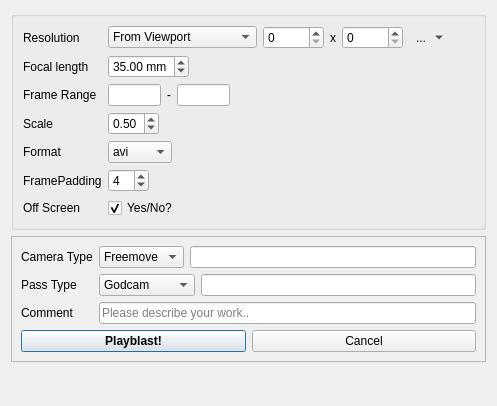
Before: the Qt Designer form resources/dialog.ui in craignadoon/tvfx-maya-playblast, drawn with Qt 5.
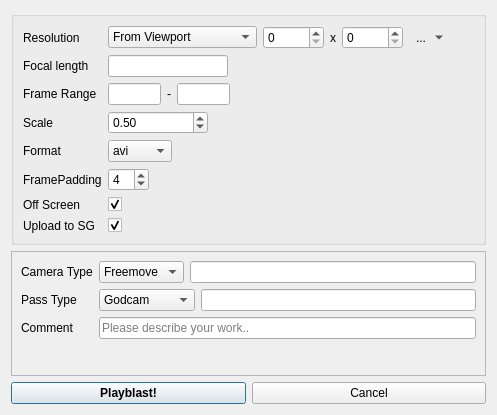
After: the same form once the commit is applied.

Commit message: updated ui and width and height.

```diff
--- a/resources/dialog.ui
+++ b/resources/dialog.ui
@@ -7,163 +7,14 @@
     <x>0</x>
     <y>0</y>
     <width>497</width>
-    <height>406</height>
+    <height>415</height>
    </rect>
   </property>
   <property name="windowTitle">
    <string>The Current Sgtk Environment</string>
   </property>
-  <layout class="QFormLayout" name="formLayout_3">
-   <property name="fieldGrowthPolicy">
-    <enum>QFormLayout::AllNonFixedFieldsGrow</enum>
-   </property>
-   <item row="1" column="0" colspan="2">
-    <widget class="QFrame" name="frame">
-     <property name="frameShape">
-      <enum>QFrame::StyledPanel</enum>
-     </property>
-     <property name="frameShadow">
-      <enum>QFrame::Raised</enum>
-     </property>
-     <layout class="QVBoxLayout" name="verticalLayout">
-      <item>
-       <layout class="QFormLayout" name="formLayout_2">
-        <item row="0" column="0">
-         <widget class="QLabel" name="label_5_cameraType">
-          <property name="text">
-           <string>Camera Type</string>
-          </property>
-         </widget>
-        </item>
-        <item row="1" column="0">
-         <widget class="QLabel" name="label_4_passType">
-          <property name="text">
-           <string>Pass Type</string>
-          </property>
-         </widget>
-        </item>
-        <item row="2" column="0">
-         <widget class="QLabel" name="label_comment">
-          <property name="text">
-           <string>Comment</string>
-          </property>
-         </widget>
-        </item>
-        <item row="2" column="1">
-         <widget class="QLineEdit" name="le_comments">
-          <property name="sizePolicy">
-           <sizepolicy hsizetype="Expanding" vsizetype="Preferred">
-            <horstretch>0</horstretch>
-            <verstretch>0</verstretch>
-           </sizepolicy>
-          </property>
-          <property name="placeholderText">
-           <string>Please describe your work..</string>
-          </property>
-         </widget>
-        </item>
-        <item row="0" column="1">
-         <layout class="QHBoxLayout" name="horizontalLayout_8">
-          <item>
-           <widget class="QComboBox" name="cb_camera_type">
-            <item>
-             <property name="text">
-              <string>Freemove</string>
-             </property>
-            </item>
-            <item>
-             <property name="text">
-              <string>Lockoff</string>
-             </property>
-            </item>
-            <item>
-             <property name="text">
-              <string>Nodal</string>
-             </property>
-            </item>
-            <item>
-             <property name="text">
-              <string>Static</string>
-             </property>
-            </item>
-            <item>
-             <property name="text">
-              <string>Custom</string>
-             </property>
-            </item>
-           </widget>
-          </item>
-          <item>
-           <widget class="QLineEdit" name="le_camera_custom"/>
-          </item>
-         </layout>
-        </item>
-        <item row="1" column="1">
-         <layout class="QHBoxLayout" name="horizontalLayout_9">
-          <item>
-           <widget class="QComboBox" name="cb_pass_type">
-            <item>
-             <property name="text">
-              <string>Godcam</string>
-             </property>
-            </item>
-            <item>
-             <property name="text">
-              <string>Greyshade</string>
-             </property>
-            </item>
-            <item>
-             <property name="text">
-              <string>Stabilization</string>
-             </property>
-            </item>
-            <item>
-             <property name="text">
-              <string>Wireframe</string>
-             </property>
-            </item>
-            <item>
-             <property name="text">
-              <string>Custom</string>
-             </property>
-            </item>
-           </widget>
-          </item>
-          <item>
-           <widget class="QLineEdit" name="le_pass_type_custom"/>
-          </item>
-         </layout>
-        </item>
-       </layout>
-      </item>
-      <item>
-       <layout class="QHBoxLayout" name="horizontalLayout_7">
-        <item>
-         <widget class="QPushButton" name="createPlayblast">
-          <property name="font">
-           <font>
-            <weight>75</weight>
-            <bold>true</bold>
-           </font>
-          </property>
-          <property name="text">
-           <string>Playblast!</string>
-          </property>
-         </widget>
-        </item>
-        <item>
-         <widget class="QPushButton" name="pb_cancel">
-          <property name="text">
-           <string>Cancel</string>
-          </property>
-         </widget>
-        </item>
-       </layout>
-      </item>
-     </layout>
-    </widget>
-   </item>
-   <item row="0" column="0" colspan="2">
+  <layout class="QVBoxLayout" name="verticalLayout_3">
+   <item>
     <widget class="QGroupBox" name="groupBox_3">
      <property name="title">
       <string/>
@@ -259,15 +110,12 @@
       <item row="1" column="1">
        <layout class="QHBoxLayout" name="horizontalLayout_6">
         <item>
-         <widget class="QDoubleSpinBox" name="sb_focal">
-          <property name="prefix">
-           <string/>
-          </property>
-          <property name="suffix">
-           <string> mm</string>
-          </property>
-          <property name="value">
-           <double>35.000000000000000</double>
+         <widget class="QLineEdit" name="le_focal_length">
+          <property name="maximumSize">
+           <size>
+            <width>120</width>
+            <height>16777215</height>
+           </size>
           </property>
          </widget>
         </item>
@@ -366,6 +214,12 @@
        <layout class="QHBoxLayout" name="horizontalLayout_3">
         <item>
          <widget class="QDoubleSpinBox" name="sb_scale">
+          <property name="minimumSize">
+           <size>
+            <width>100</width>
+            <height>0</height>
+           </size>
+          </property>
           <property name="maximum">
            <double>1.000000000000000</double>
           </property>
@@ -471,16 +325,186 @@
       <item row="6" column="1">
        <widget class="QCheckBox" name="checkBox">
         <property name="text">
-         <string>Yes/No?</string>
+         <string/>
         </property>
         <property name="checked">
          <bool>true</bool>
         </property>
        </widget>
       </item>
+      <item row="7" column="0">
+       <widget class="QLabel" name="lb_upload_sg">
+        <property name="text">
+         <string>Upload to SG</string>
+        </property>
+       </widget>
+      </item>
+      <item row="7" column="1">
+       <widget class="QCheckBox" name="cb_upload_sg">
+        <property name="text">
+         <string/>
+        </property>
+        <property name="checked">
+         <bool>true</bool>
+        </property>
+       </widget>
+      </item>
      </layout>
     </widget>
    </item>
+   <item>
+    <widget class="QFrame" name="frame">
+     <property name="frameShape">
+      <enum>QFrame::StyledPanel</enum>
+     </property>
+     <property name="frameShadow">
+      <enum>QFrame::Raised</enum>
+     </property>
+     <layout class="QVBoxLayout" name="verticalLayout">
+      <item>
+       <layout class="QFormLayout" name="formLayout_2">
+        <item row="0" column="0">
+         <widget class="QLabel" name="label_5_cameraType">
+          <property name="text">
+           <string>Camera Type</string>
+          </property>
+         </widget>
+        </item>
+        <item row="1" column="0">
+         <widget class="QLabel" name="label_4_passType">
+          <property name="text">
+           <string>Pass Type</string>
+          </property>
+         </widget>
+        </item>
+        <item row="2" column="0">
+         <widget class="QLabel" name="label_comment">
+          <property name="text">
+           <string>Comment</string>
+          </property>
+         </widget>
+        </item>
+        <item row="2" column="1">
+         <widget class="QLineEdit" name="le_comments">
+          <property name="sizePolicy">
+           <sizepolicy hsizetype="Expanding" vsizetype="Preferred">
+            <horstretch>0</horstretch>
+            <verstretch>0</verstretch>
+           </sizepolicy>
+          </property>
+          <property name="placeholderText">
+           <string>Please describe your work..</string>
+          </property>
+         </widget>
+        </item>
+        <item row="0" column="1">
+         <layout class="QHBoxLayout" name="horizontalLayout_8">
+          <item>
+           <widget class="QComboBox" name="cb_camera_type">
+            <item>
+             <property name="text">
+              <string>Freemove</string>
+             </property>
+            </item>
+            <item>
+             <property name="text">
+              <string>Lockoff</string>
+             </property>
+            </item>
+            <item>
+             <property name="text">
+              <string>Nodal</string>
+             </property>
+            </item>
+            <item>
+             <property name="text">
+              <string>Static</string>
+             </property>
+            </item>
+            <item>
+             <property name="text">
+              <string>Custom</string>
+             </property>
+            </item>
+           </widget>
+          </item>
+          <item>
+           <widget class="QLineEdit" name="le_camera_custom"/>
+          </item>
+         </layout>
+        </item>
+        <item row="1" column="1">
+         <layout class="QHBoxLayout" name="horizontalLayout_9">
+          <item>
+           <widget class="QComboBox" name="cb_pass_type">
+            <item>
+             <property name="text">
+              <string>Godcam</string>
+             </property>
+            </item>
+            <item>
+             <property name="text">
+              <string>Greyshade</string>
+             </property>
+            </item>
+            <item>
+             <property name="text">
+              <string>Stabilization</string>
+             </property>
+            </item>
+            <item>
+             <property name="text">
+              <string>Wireframe</string>
+             </property>
+            </item>
+            <item>
+             <property name="text">
+              <string>Custom</string>
+             </property>
+            </item>
+           </widget>
+          </item>
+          <item>
+           <widget class="QLineEdit" name="le_pass_type_custom"/>
+          </item>
+         </layout>
+        </item>
+       </layout>
+      </item>
+     </layout>
+    </widget>
+   </item>
+   <item>
+    <layout class="QHBoxLayout" name="horizontalLayout_10">
+     <item>
+      <widget class="QPushButton" name="createPlayblast">
+       <property name="font">
+        <font>
+         <weight>75</weight>
+         <bold>true</bold>
+        </font>
+       </property>
+       <property name="text">
+        <string>Playblast!</string>
+       </property>
+      </widget>
+     </item>
+     <item>
+      <widget class="QPushButton" name="pb_cancel">
+       <property name="text">
+        <string>Cancel</string>
+       </property>
+      </widget>
+     </item>
+    </layout>
+   </item>
+   <item>
+    <layout class="QVBoxLayout" name="verticalLayout_2">
+     <item>
+      <layout class="QHBoxLayout" name="hl_control_layout_3"/>
+     </item>
+    </layout>
+   </item>
   </layout>
   <zorder>groupBox_3</zorder>
   <zorder>frame</zorder>
```
Left out of the diff: 2 changed lines with no effect on the pictures. The commit also changes 4 other files.
